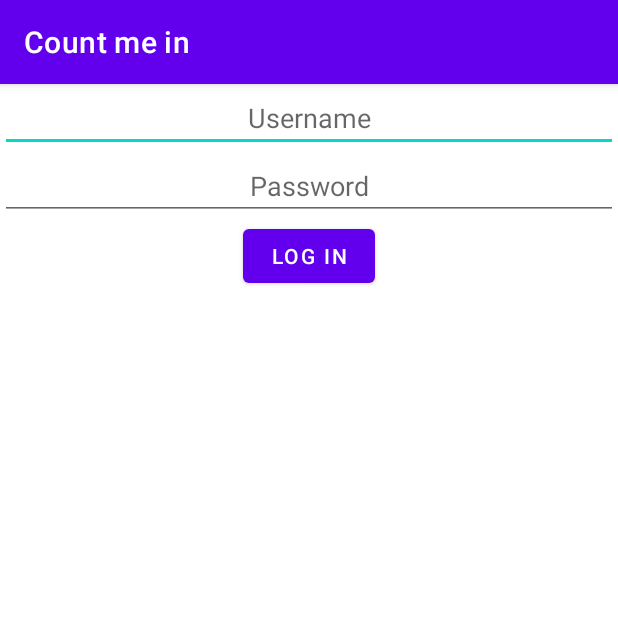
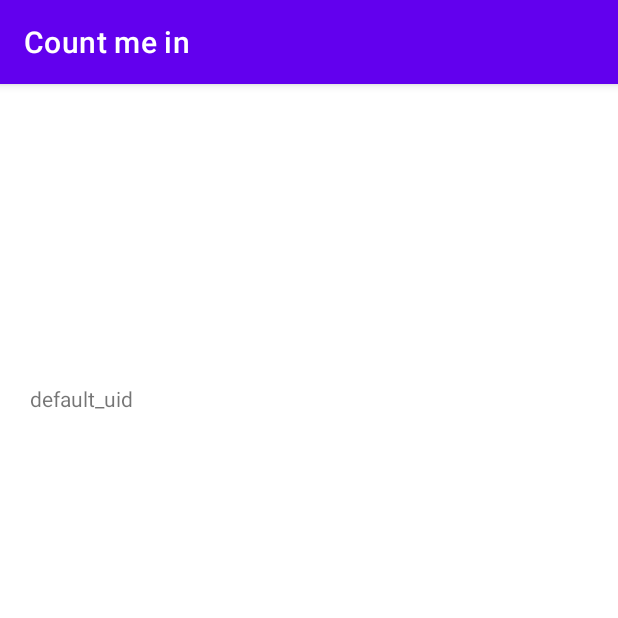
Before and after one commit to atheistd/countmein, an Android app: the screen it shows after launch (MainActivity before the commit, home after it), on a phone screen of 412 x 824 dp, the top half of it. Run offline under Robolectric (Android 15) with nearby library versions, the phone set to English and light mode, and no system bars.

Commit message:
made a few changes (as much as i can remember): - removed bugs, duh. - checks if credentials are provided and proceeds to HOME activity otherwise, remains on MainActivity - added _helpful_ comments (arguable? yes. ture? still yes.) - made cough readable

```diff
--- a/app/src/main/AndroidManifest.xml
+++ b/app/src/main/AndroidManifest.xml
@@ -9,6 +9,7 @@
         android:roundIcon="@mipmap/ic_launcher_round"
         android:supportsRtl="true"
         android:theme="@style/Theme.CountMeIn">
+        <activity android:name=".home"></activity>
         <activity android:name=".MainActivity">
             <intent-filter>
                 <action android:name="android.intent.action.MAIN" />
--- a/app/src/main/java/com/kinkykeys/countmein/MainActivity.kt
+++ b/app/src/main/java/com/kinkykeys/countmein/MainActivity.kt
@@ -1,11 +1,65 @@
 package com.kinkykeys.countmein
 
+import android.content.Context
+import android.content.Intent
+import android.content.SharedPreferences
 import androidx.appcompat.app.AppCompatActivity
 import android.os.Bundle
+import android.system.StructTimespec
+import android.view.View
+import android.widget.Button
+import android.widget.EditText
+import android.widget.TextView
 
 class MainActivity : AppCompatActivity() {
+
+    // new code, who dis?
+    public val sharedPrefFile = "kotlinsharedpreference"
+
     override fun onCreate(savedInstanceState: Bundle?) {
         super.onCreate(savedInstanceState)
         setContentView(R.layout.activity_main)
+
+        // connect variables to UI elements from activity_main.xml to here
+        val var_uid = findViewById(R.id.takes_uid) as EditText
+        val var_passwd = findViewById(R.id.takes_passwd) as EditText
+        val login_button = findViewById(R.id.login_button) as Button
+
+        // idk wtf this is, but is necessary lol
+        val sharedPreferences: SharedPreferences = this.getSharedPreferences(sharedPrefFile, Context.MODE_PRIVATE)
+
+        // verify if credentials are already stored
+        val shared_uid = sharedPreferences.getString("saved_uid", "default_uid")
+        val shared_passwd = sharedPreferences.getString("saved_passwd", "default_passwd")
+
+        if(shared_uid.isNullOrEmpty()) {
+            // do nothing
+        } else {
+            val intent = Intent(this, home::class.java)
+            startActivity(intent)
+        }
+
+        // user enters credentials and gets logged in (without passwd verification for the moment)
+        login_button.setOnClickListener(View.OnClickListener {
+
+            // declare more (temp) variables
+            val uid: String = var_uid.text.toString()
+            val passwd: String = var_passwd.text.toString()
+
+            // commence editing session initalisation
+            val editor:SharedPreferences.Editor =  sharedPreferences.edit()
+            editor.putString("saved_uid", uid)
+            editor.putString("saved_passwd", passwd)
+
+            // git commit lol
+            editor.apply()
+            editor.commit()
+
+            //  segue into "home" activity
+            val intent = Intent(this, home::class.java)
+            startActivity(intent)
+        })
+
+
     }
 }
--- /dev/null
+++ b/app/src/main/java/com/kinkykeys/countmein/home.kt
@@ -0,0 +1,29 @@
+package com.kinkykeys.countmein
+
+import android.content.Context
+import android.content.SharedPreferences
+import androidx.appcompat.app.AppCompatActivity
+import android.os.Bundle
+import android.widget.TextView
+import org.w3c.dom.Text
+
+class home : AppCompatActivity() {
+
+    // new code, who dis?
+    public val sharedPrefFile = "kotlinsharedpreference"
+
+    override fun onCreate(savedInstanceState: Bundle?) {
+        super.onCreate(savedInstanceState)
+        setContentView(R.layout.home)
+
+        // connect variables to UI elements from activity_main.xml to here
+        val home_show_uid = findViewById(R.id.home_show_uname) as TextView
+
+        // same voodoo magic from MainActivity
+        val sharedPreferences: SharedPreferences = this.getSharedPreferences(sharedPrefFile, Context.MODE_PRIVATE)
+        val home_uid = sharedPreferences.getString("saved_uid", "default_uid")
+
+        home_show_uid.setText(home_uid).toString()
+
+    }
+}
--- a/app/src/main/res/layout/activity_main.xml
+++ b/app/src/main/res/layout/activity_main.xml
@@ -13,14 +13,14 @@
             android:orientation="vertical" >
 
             <EditText
-            android:id="@+id/user_id"
+                android:id="@+id/takes_uid"
                 android:layout_width="match_parent"
                 android:layout_height="wrap_content"
                 android:gravity="center"
                 android:hint="Username" />
 
             <EditText
-            android:id="@+id/user_passwd"
+                android:id="@+id/takes_passwd"
                 android:layout_width="match_parent"
                 android:layout_height="wrap_content"
                 android:inputType="textPassword"
--- /dev/null
+++ b/app/src/main/res/layout/home.xml
@@ -0,0 +1,20 @@
+<?xml version="1.0" encoding="utf-8"?>
+<androidx.constraintlayout.widget.ConstraintLayout xmlns:android="http://schemas.android.com/apk/res/android"
+    xmlns:app="http://schemas.android.com/apk/res-auto"
+    xmlns:tools="http://schemas.android.com/tools"
+    android:layout_width="match_parent"
+    android:layout_height="match_parent"
+    tools:context=".home">
+
+    <TextView
+        android:id="@+id/home_show_uname"
+        android:layout_width="match_parent"
+        android:layout_height="wrap_content"
+        android:layout_marginStart="20dp"
+        android:layout_marginTop="200dp"
+        android:layout_marginEnd="20dp"
+        app:layout_constraintEnd_toEndOf="parent"
+        app:layout_constraintStart_toStartOf="parent"
+        app:layout_constraintTop_toTopOf="parent" />
+
+</androidx.constraintlayout.widget.ConstraintLayout>
```
Lines whose indentation alone changed are shown as unchanged.
